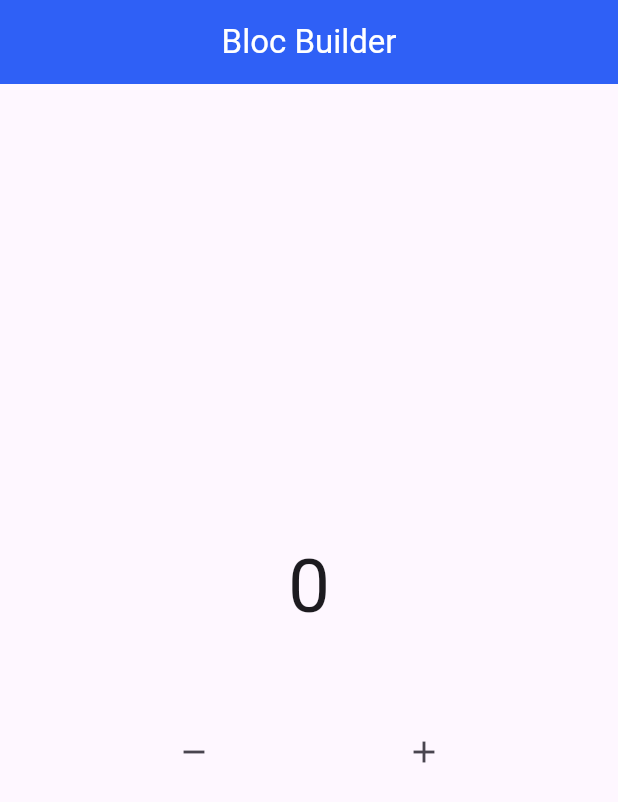
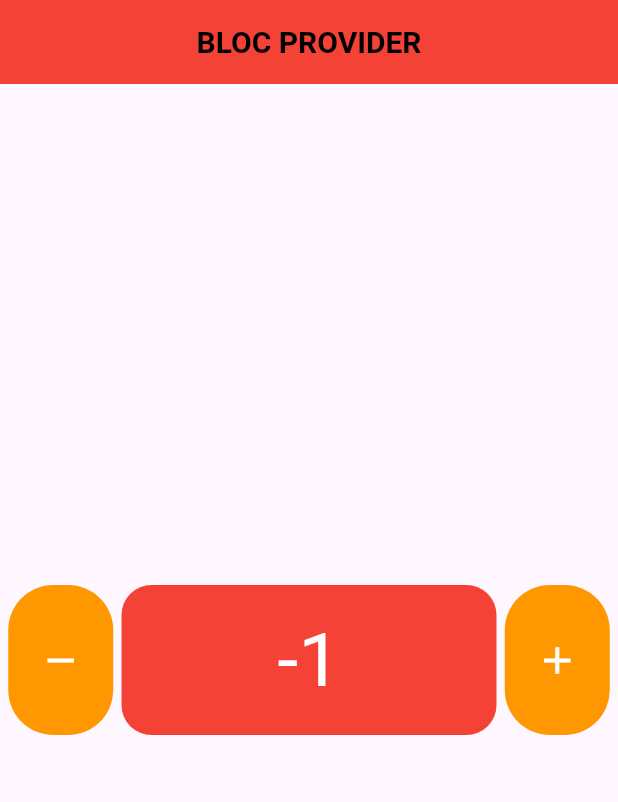
Before and after one commit to ferya2/Learn_Cubit_StateManagement, a Flutter app: the screen it shows after launch, after a tap on the "remove" icon, on a phone screen of 412 x 824 dp. Shown: the top 802 px of the screen. Run offline on Flutter 3.47's test engine with Material 3 defaults, Android fonts, the phone set to English and light mode, and no system bars; our stand-ins replace bloc, flutter_bloc.

Commit message:
belajar cubit BLoC

```diff
--- /dev/null
+++ b/01_Basic_Cubit/basic_cubit/lib/blocprovider/bloc_provider.dart
@@ -0,0 +1,86 @@
+import 'package:basic_cubit/bloc/counter.dart';
+import 'package:basic_cubit/blocprovider/data_widget.dart';
+import 'package:flutter/material.dart';
+import 'package:flutter_bloc/flutter_bloc.dart';
+
+class BlocProviderPage extends StatefulWidget {
+  @override
+  State<BlocProviderPage> createState() => _BlocProviderPageState();
+}
+
+class _BlocProviderPageState extends State<BlocProviderPage> {
+  @override
+  Widget build(BuildContext context) {
+    Counter myCounter = BlocProvider.of<Counter>(context);
+    return Scaffold(
+      appBar: AppBar(
+        backgroundColor: Colors.red,
+        title: const Text(
+          'BLOC PROVIDER',
+          style: TextStyle(
+              color: Colors.black, fontSize: 20, fontWeight: FontWeight.bold),
+        ),
+        centerTitle: true,
+      ),
+      body: Column(
+        mainAxisAlignment: MainAxisAlignment.center,
+        children: [
+          Expanded(
+            child: Row(
+                mainAxisAlignment: MainAxisAlignment.spaceEvenly,
+                children: [
+                  //Buttom -
+                  Material(
+                    borderRadius: BorderRadius.circular(30),
+                    color: Colors.orange,
+                    child: InkWell(
+                      borderRadius: BorderRadius.circular(35),
+                      onTap: () {
+                        myCounter.decrement();
+                        print('klik -');
+                      },
+                      child: const SizedBox(
+                        height: 100,
+                        width: 70,
+                        child: Center(
+                          child: Icon(
+                            Icons.remove,
+                            color: Colors.white,
+                            size: 30,
+                          ),
+                        ),
+                      ),
+                    ),
+                  ),
+                  //data counter
+                  DataWidget(),
+                  //Button +
+                  Material(
+                    borderRadius: BorderRadius.circular(30),
+                    color: Colors.orange,
+                    child: InkWell(
+                      borderRadius: BorderRadius.circular(35),
+                      onTap: () {
+                        myCounter.increment();
+                        print('klik +');
+                      },
+                      child: const SizedBox(
+                        height: 100,
+                        width: 70,
+                        child: Center(
+                          child: Icon(
+                            Icons.add,
+                            color: Colors.white,
+                            size: 30,
+                          ),
+                        ),
+                      ),
+                    ),
+                  )
+                ]),
+          ),
+        ],
+      ),
+    );
+  }
+}
--- /dev/null
+++ b/01_Basic_Cubit/basic_cubit/lib/blocprovider/data_widget.dart
@@ -0,0 +1,34 @@
+import 'package:basic_cubit/bloc/counter.dart';
+import 'package:basic_cubit/blocprovider/bloc_provider.dart';
+import 'package:flutter/material.dart';
+import 'package:flutter_bloc/flutter_bloc.dart';
+
+class DataWidget extends StatelessWidget {
+  const DataWidget({
+    Key? key,
+  }) : super(key: key);
+
+  @override
+  Widget build(BuildContext context) {
+    Counter myCounter = BlocProvider.of<Counter>(context);
+    return Container(
+      decoration: BoxDecoration(
+        color: Colors.red,
+        borderRadius: BorderRadius.circular(20),
+      ),
+      height: 100,
+      width: 250, // Atau sesuaikan dengan kebutuhan Anda
+      child: Center(
+        child: BlocBuilder(
+          bloc: myCounter,
+          builder: (context, state) {
+            return Text(
+              '$state',
+              style: const TextStyle(fontSize: 50, color: Colors.white),
+            );
+          },
+        ),
+      ),
+    );
+  }
+}
--- a/01_Basic_Cubit/basic_cubit/lib/main.dart
+++ b/01_Basic_Cubit/basic_cubit/lib/main.dart
@@ -1,9 +1,26 @@
+import 'package:basic_cubit/bloc/counter.dart';
+import 'package:basic_cubit/blocprovider/bloc_provider.dart';
 import 'package:bloc/bloc.dart';
 import 'package:flutter/material.dart';
+import 'package:flutter_bloc/flutter_bloc.dart';
 
-// void main() {
-//   runApp(const MyApp());
-// }
+void main() {
+  runApp(MyApp());
+}
+
+class MyApp extends StatelessWidget {
+  const MyApp({super.key});
+
+  @override
+  Widget build(BuildContext context) {
+    return BlocProvider(
+        create: (context) => Counter(),
+        child: MaterialApp(
+          debugShowCheckedModeBanner: false,
+          home: BlocProviderPage(),
+        ));
+  }
+}
 
 class CounterCubit extends Cubit<int> {
   CounterCubit({this.initialData = 0}) : super(initialData);
@@ -33,17 +50,6 @@ class CounterCubit extends Cubit<int> {
   void onError(Object error, StackTrace stackTrace) {
     super.onError(error, stackTrace);
     print(error);
-  }
-}
-
-class MyApp extends StatelessWidget {
-  const MyApp({super.key});
-
-  @override
-  Widget build(BuildContext context) {
-    return const MaterialApp(
-      home: HomePage(),
-    );
   }
 }
 
```
Also changed, not shown: 1 other file.
